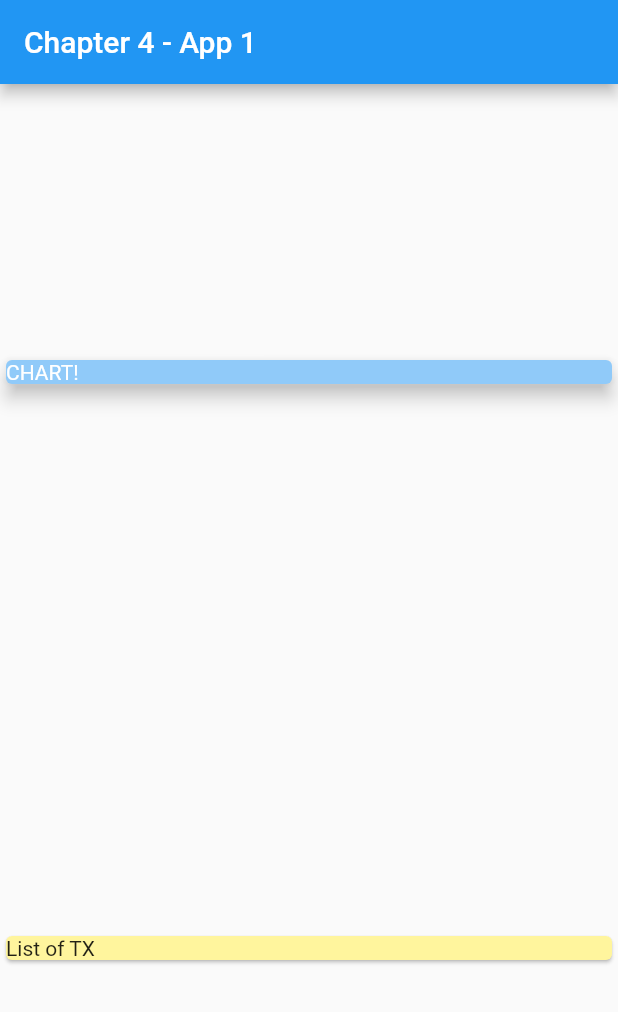
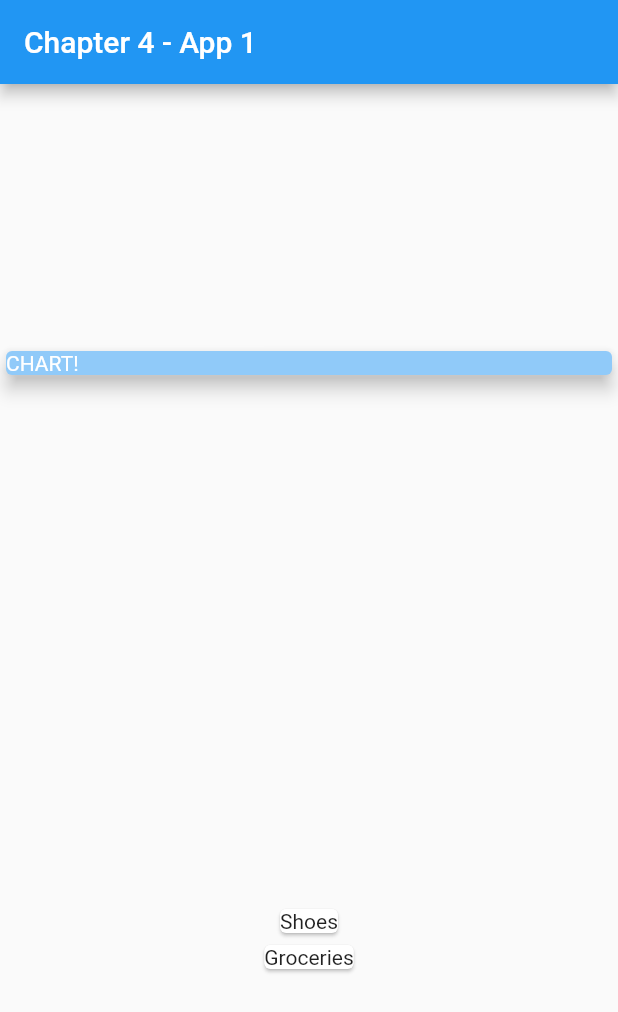
Before and after one commit to baderaharsh/flutter-course-chapter4, a Flutter app: the screen it shows after launch, on a phone screen of 412 x 824 dp. Shown: the top 1012 px of the screen. Run offline on Flutter 3.47's test engine with Material 2 defaults, Android fonts, the phone set to English and light mode, and no system bars.

Commit message:
Display each Trabsaction in separate Card

```diff
--- a/lib/main.dart
+++ b/lib/main.dart
@@ -15,7 +15,7 @@ class MyApp extends StatelessWidget {
 }
 
 class MyHomePage extends StatelessWidget {
-  final List<Transaction> transacion = [
+  final List<Transaction> transactions = [
     Transaction(
       id: 'T1',
       title: 'Shoes',
@@ -52,12 +52,13 @@ class MyHomePage extends StatelessWidget {
               color: Colors.blue[200],
             ),
           ),
-          Card(
-            color: Colors.yellow[200],
-            child: Text(
-              'List of TX',
-            ),
-          ),
+          Column(
+            children: transactions.map((tx) {
+              return Card(
+                child: Text(tx.title),
+              );
+            }).toList(),
+          )
         ],
       ),
     );
```
